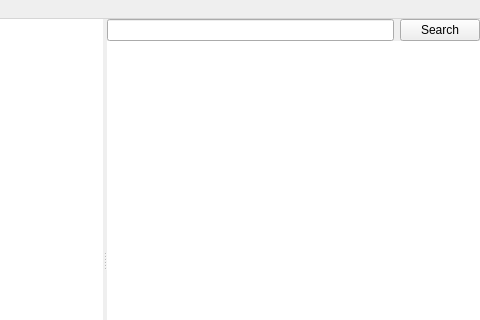
This is designer/browser.ui in ankitects/anki as Qt 5 draws it before an edit; both pictures show x 270 to 750 and y 0 to 320 of the 750 by 500 pixel window. The edited form follows.
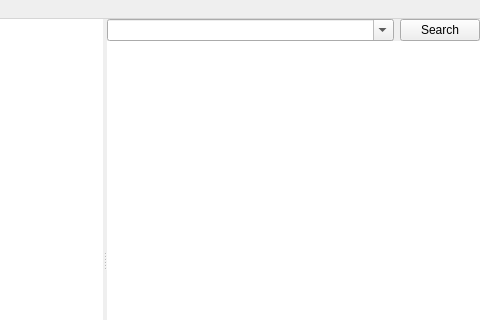
This is the edited form. Icons and pictures are not drawn.

Commit message: switch to a combobox for the search, at least for now

The edit to the form file:
```diff
--- a/designer/browser.ui
+++ b/designer/browser.ui
@@ -96,13 +96,6 @@
            <property name="rightMargin">
             <number>0</number>
            </property>
-           <item row="0" column="0">
-            <widget class="QLineEdit" name="searchEdit">
-             <property name="text">
-              <string/>
-             </property>
-            </widget>
-           </item>
            <item row="0" column="1">
             <widget class="QPushButton" name="searchButton">
              <property name="text">
@@ -110,6 +103,22 @@
              </property>
             </widget>
            </item>
+           <item row="0" column="0">
+            <widget class="QComboBox" name="searchEdit">
+             <property name="sizePolicy">
+              <sizepolicy hsizetype="Expanding" vsizetype="Fixed">
+               <horstretch>0</horstretch>
+               <verstretch>0</verstretch>
+              </sizepolicy>
+             </property>
+             <property name="editable">
+              <bool>true</bool>
+             </property>
+             <property name="insertPolicy">
+              <enum>QComboBox::NoInsert</enum>
+             </property>
+            </widget>
+           </item>
           </layout>
          </item>
          <item>
```
The commit also changes 1 other file.
